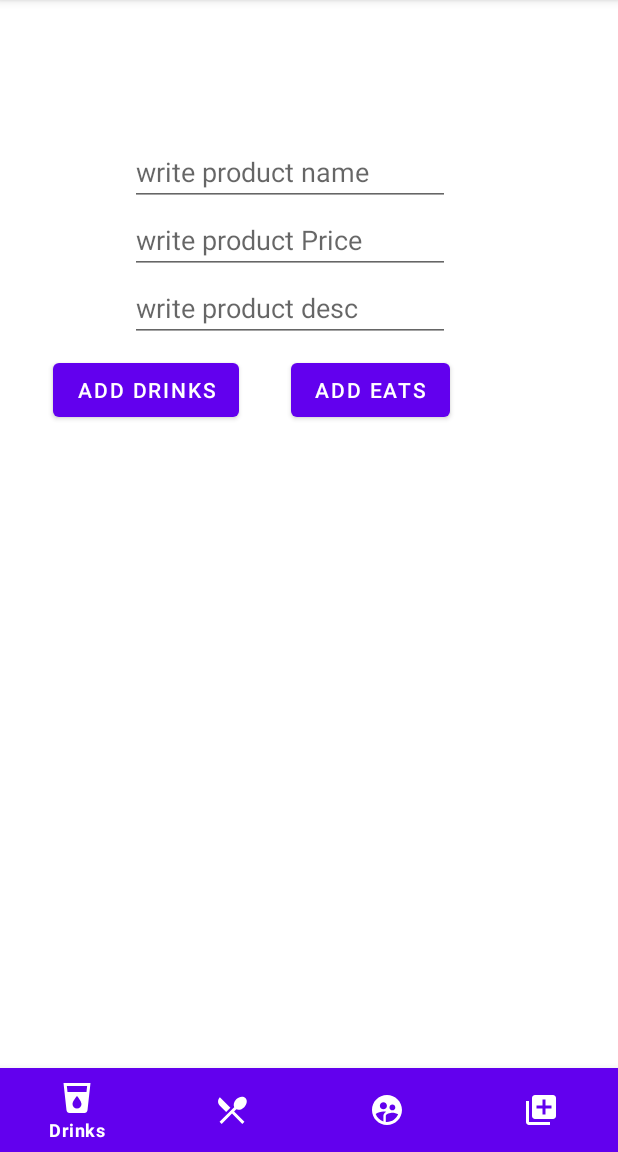
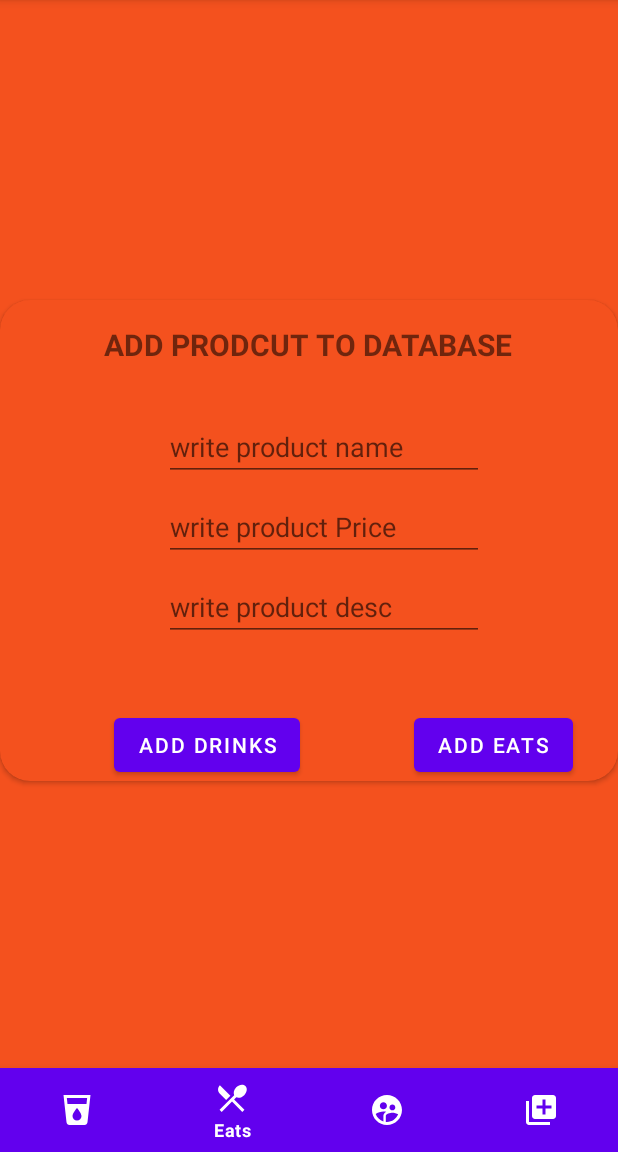
Before and after one commit to gkavlak/Selfwich, an Android app: the CustomDialogFragment screen opened through its navigation route, on a phone screen of 412 x 824 dp, the part 84-1236 px from its top. Run offline under Robolectric (Android 15) with nearby library versions, the phone set to English and light mode, and no system bars; our stand-ins replace Firebase (no records; nobody signed in at launch, a user with empty details on screens opened directly), data binding, navigation-ui; pictures from the network do not load.

Commit message:
product add buton and some design update

```diff
--- a/app/src/main/java/com/example/selfwich/repository/CustomDialogRepository.kt
+++ b/app/src/main/java/com/example/selfwich/repository/CustomDialogRepository.kt
@@ -52,4 +52,7 @@ class CustomDialogRepository (){
                 }
         }
     }
+
+
+
 }
--- a/app/src/main/java/com/example/selfwich/ui/drinks/DrinksFragment.kt
+++ b/app/src/main/java/com/example/selfwich/ui/drinks/DrinksFragment.kt
@@ -11,6 +11,7 @@ import com.example.selfwich.ProductAdapter
 import com.example.selfwich.ProductClickListener
 import com.example.selfwich.databinding.DrinksFragmentBinding
 import com.example.selfwich.repository.DrinksRepository
+import com.example.selfwich.ui.customDialogFragment.CustomDialogFragment
 import com.example.selfwich.viewModel.DrinksViewModel
 
 class DrinksFragment : Fragment() {
@@ -53,6 +54,11 @@ class DrinksFragment : Fragment() {
             )
 
         )
+
+        binding.imageButton3.setOnClickListener {
+            CustomDialogFragment()
+                .show(childFragmentManager,"")
+        }
     }
 
 }
--- a/app/src/main/java/com/example/selfwich/ui/eats/EatsFragment.kt
+++ b/app/src/main/java/com/example/selfwich/ui/eats/EatsFragment.kt
@@ -11,6 +11,7 @@ import com.example.selfwich.ProductClickListener
 import com.example.selfwich.databinding.EatsFragmentBinding
 import com.example.selfwich.model.Singleton
 import com.example.selfwich.repository.EatsRepository
+import com.example.selfwich.ui.customDialogFragment.CustomDialogFragment
 import com.example.selfwich.viewModel.EatsViewModel
 
 class EatsFragment : Fragment() {
@@ -44,6 +45,10 @@ class EatsFragment : Fragment() {
                 {product ->viewModel.deleteProduct(product)}
                 )
         )
+        binding.imageButton2.setOnClickListener {
+            CustomDialogFragment()
+                .show(childFragmentManager,"")
+        }
 
     }
 
--- a/app/src/main/res/layout/custom_dialog_fragment.xml
+++ b/app/src/main/res/layout/custom_dialog_fragment.xml
@@ -12,31 +12,48 @@
 
     <androidx.constraintlayout.widget.ConstraintLayout
         android:layout_width="match_parent"
+        android:layout_height="wrap_content"
+        android:background="#f4511e">
+
+        <androidx.cardview.widget.CardView
+            android:layout_width="match_parent"
+            android:layout_height="wrap_content"
+            android:layout_marginTop="8dp"
+            app:cardBackgroundColor="#F4511E"
+            app:cardCornerRadius="20dp"
+            app:layout_constraintBottom_toBottomOf="parent"
+            app:layout_constraintEnd_toEndOf="parent"
+            app:layout_constraintStart_toStartOf="parent"
+            app:layout_constraintTop_toTopOf="parent">
+
+            <androidx.constraintlayout.widget.ConstraintLayout
+                android:layout_width="match_parent"
                 android:layout_height="wrap_content">
 
                 <EditText
                     android:id="@+id/editTextTextPersonName2"
                     android:layout_width="wrap_content"
                     android:layout_height="wrap_content"
-            android:layout_marginStart="20dp"
-            android:layout_marginTop="92dp"
-            android:layout_marginEnd="20dp"
+                    android:layout_marginTop="32dp"
                     android:ems="10"
+                    android:hint="write product name"
                     android:inputType="textPersonName"
-            android:hint="write product name"
                     app:layout_constraintEnd_toEndOf="parent"
-            app:layout_constraintHorizontal_bias="0.422"
+                    app:layout_constraintHorizontal_bias="0.552"
                     app:layout_constraintStart_toStartOf="parent"
-            app:layout_constraintTop_toTopOf="parent" />
+                    app:layout_constraintTop_toBottomOf="@+id/textView4" />
 
                 <EditText
                     android:id="@+id/editTextTextPersonName3"
                     android:layout_width="wrap_content"
                     android:layout_height="wrap_content"
-            android:inputType="number"
+                    android:layout_marginTop="8dp"
+                    android:layout_marginEnd="50dp"
                     android:ems="10"
                     android:hint="write product Price"
+                    android:inputType="number"
                     app:layout_constraintEnd_toEndOf="@+id/editTextTextPersonName2"
+                    app:layout_constraintHorizontal_bias="0.0"
                     app:layout_constraintStart_toStartOf="@+id/editTextTextPersonName2"
                     app:layout_constraintTop_toBottomOf="@+id/editTextTextPersonName2" />
 
@@ -44,10 +61,13 @@
                     android:id="@+id/editTextTextPersonName4"
                     android:layout_width="wrap_content"
                     android:layout_height="wrap_content"
+                    android:layout_marginTop="8dp"
+                    android:layout_marginEnd="50dp"
                     android:ems="10"
+                    android:hint="@string/write_product_desc"
                     android:inputType="textPersonName"
-            android:hint="write product desc"
                     app:layout_constraintEnd_toEndOf="@+id/editTextTextPersonName3"
+                    app:layout_constraintHorizontal_bias="0.0"
                     app:layout_constraintStart_toStartOf="@+id/editTextTextPersonName3"
                     app:layout_constraintTop_toBottomOf="@+id/editTextTextPersonName3" />
 
@@ -55,9 +75,10 @@
                     android:id="@+id/button"
                     android:layout_width="wrap_content"
                     android:layout_height="wrap_content"
-            android:layout_marginTop="8dp"
+                    android:layout_marginTop="45dp"
+                    android:layout_marginEnd="30dp"
                     android:text="@string/add_eats"
-            app:layout_constraintEnd_toEndOf="@+id/editTextTextPersonName4"
+                    app:layout_constraintEnd_toEndOf="parent"
                     app:layout_constraintTop_toBottomOf="@+id/editTextTextPersonName4" />
 
                 <Button
@@ -68,5 +89,20 @@
                     app:layout_constraintEnd_toStartOf="@+id/button"
                     app:layout_constraintStart_toStartOf="parent"
                     app:layout_constraintTop_toTopOf="@+id/button" />
+
+                <TextView
+                    android:id="@+id/textView4"
+                    android:layout_width="wrap_content"
+                    android:layout_height="wrap_content"
+                    android:layout_marginTop="16dp"
+                    android:text="@string/add_prodcut_to_database"
+                    android:textSize="20sp"
+                    android:textStyle="bold"
+                    app:layout_constraintEnd_toEndOf="parent"
+                    app:layout_constraintHorizontal_bias="0.496"
+                    app:layout_constraintStart_toStartOf="parent"
+                    app:layout_constraintTop_toTopOf="parent" />
+            </androidx.constraintlayout.widget.ConstraintLayout>
+        </androidx.cardview.widget.CardView>
     </androidx.constraintlayout.widget.ConstraintLayout>
 </layout>
--- a/app/src/main/res/navigation/my_nav_host.xml
+++ b/app/src/main/res/navigation/my_nav_host.xml
@@ -3,7 +3,7 @@
     xmlns:app="http://schemas.android.com/apk/res-auto"
     xmlns:tools="http://schemas.android.com/tools"
     android:id="@+id/my_nav_host"
-    app:startDestination="@id/orderFragment">
+    app:startDestination="@id/eatsFragment">
 
     <fragment
         android:id="@+id/drinksFragment"
--- a/app/src/main/res/values/strings.xml
+++ b/app/src/main/res/values/strings.xml
@@ -27,6 +27,11 @@
     <string name="owner">Owner:</string>
     <string name="price">Total Price:</string>
     <string name="details">Details</string>
+    <string name="add_prodcut_to_database">ADD PRODCUT TO DATABASE</string>
+    <string name="product_price">Product Price</string>
+    <string name="product_name">Product Name</string>
+    <string name="write_product_desc">write product desc</string>
+    <string name="product_desc">Product Desc</string>
 
 
 </resources>
```
Also changed, not shown: app/src/main/res/layout/drinks_fragment.xml (+21 -4 lines), app/src/main/res/layout/eats_fragment.xml (+21 -3 lines), app/src/main/res/layout/product_item.xml (+31 -17 lines). Lines whose indentation alone changed are shown as unchanged.
